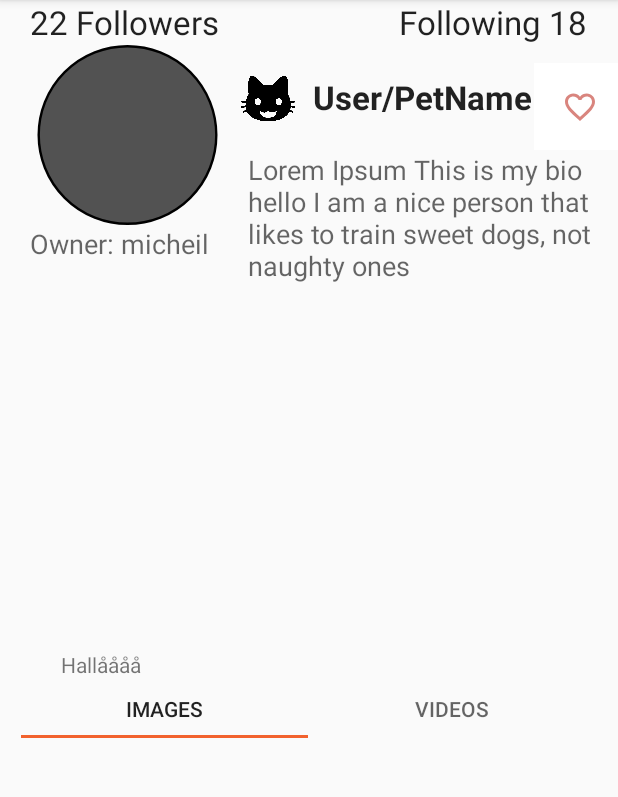
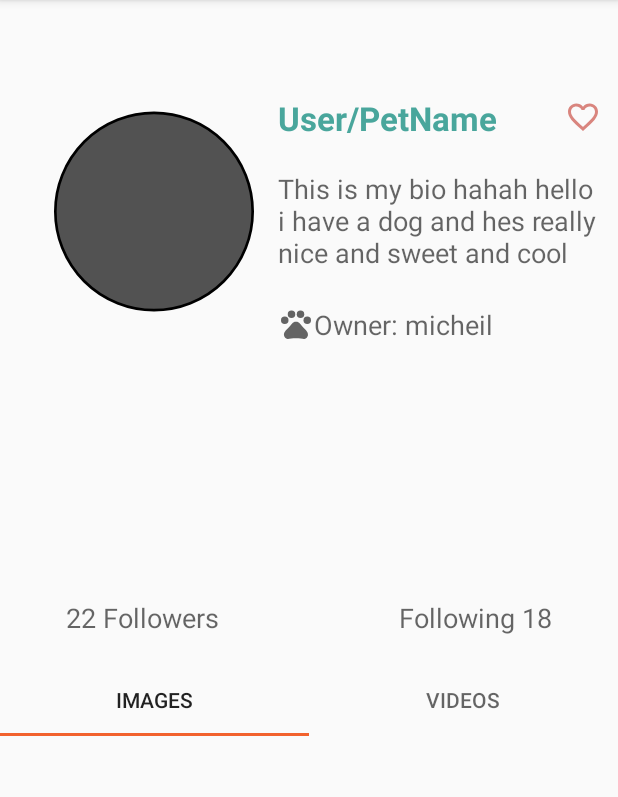
Before and after one commit to alebal14/Trixi, an Android app: the fragment MediaGridFragment shown on its own in the app's theme, on a phone screen of 412 x 824 dp, the part 84-881 px from its top. Run offline under Robolectric (Android 15) with nearby library versions, the phone set to English and light mode, and no system bars.

Commit message:
profile.. new xml again...

```diff
--- a/app/src/main/java/com/example/trixi/ui/profile/ProfileFragment.kt
+++ b/app/src/main/java/com/example/trixi/ui/profile/ProfileFragment.kt
@@ -95,7 +95,7 @@ class ProfileFragment : Fragment() {
         adapter.add(MediaItem())
         adapter.add(MediaItem())
 
-        gallery_gridView.adapter = adapter;
+        media_grid.adapter = adapter;
 
         adapter.apply {
             val gridLayoutManager = GridLayoutManager(
@@ -118,7 +118,7 @@ class ProfileFragment : Fragment() {
             //viewHolder.itemView.background = post.path
         }
 
-        override fun getLayout() : Int = R.layout.profile_media_item
+        override fun getLayout() : Int = R.layout.profile_media_thumbnail
     }
 
     private fun fetchUserPosts() {
--- a/app/src/main/res/layout/fragment_profile.xml
+++ b/app/src/main/res/layout/fragment_profile.xml
@@ -1,161 +1,114 @@
 <?xml version="1.0" encoding="utf-8"?>
-<RelativeLayout xmlns:android="http://schemas.android.com/apk/res/android"
+<androidx.constraintlayout.widget.ConstraintLayout xmlns:android="http://schemas.android.com/apk/res/android"
         xmlns:app="http://schemas.android.com/apk/res-auto"
+        xmlns:tools="http://schemas.android.com/tools"
         android:layout_width="match_parent"
-        android:layout_height="match_parent"
-        android:layout_alignParentTop="true">
+        android:layout_height="match_parent">
 
-    <RelativeLayout
-            android:id="@+id/relative_layout_1"
-            android:layout_width="wrap_content"
-            android:layout_height="wrap_content">
-
-
-        <LinearLayout
-                android:id="@+id/gallery_image_view"
-                android:layout_width="match_parent"
-                android:layout_height="match_parent"
-
-                android:orientation="vertical"
-                android:weightSum="100">
-
-            <RelativeLayout
-                    android:layout_width="match_parent"
-                    android:layout_height="270dp"
-                    android:layout_weight="40">
-
-            <RelativeLayout
-                    android:layout_width="wrap_content"
-                    android:layout_height="wrap_content">
-
-
-                <LinearLayout
+    <androidx.constraintlayout.widget.Guideline
+            android:id="@+id/mid_screen"
             android:layout_width="wrap_content"
             android:layout_height="wrap_content"
-                        android:orientation="vertical">
-
+            android:orientation="vertical"
+            app:layout_constraintGuide_percent="0.45"
+         />
 
     <ImageView
             android:id="@+id/profile_image"
-                            android:layout_width="150dp"
-                            android:layout_height="150dp"
+            android:layout_width="153dp"
+            android:layout_height="177dp"
+            android:layout_marginBottom="10dp"
+            android:contentDescription="profile image"
             android:paddingLeft="20dp"
             android:paddingTop="30dp"
-                            android:src="@drawable/ic_circle_frame">
+            android:src="@drawable/ic_circle_frame"
+            app:layout_constraintBottom_toTopOf="@+id/users_pet_list"
+            app:layout_constraintEnd_toEndOf="parent"
+            app:layout_constraintHorizontal_bias="0.062"
+            app:layout_constraintStart_toStartOf="parent"
+            app:layout_constraintTop_toTopOf="parent"
+            app:layout_constraintVertical_bias="0.451">
 
     </ImageView>
 
     <TextView
-                            android:id="@+id/owner_name"
+            android:id="@+id/profile_name"
+            android:layout_width="215dp"
+            android:layout_height="48dp"
+            android:drawablePadding="20dp"
+            android:paddingTop="20dp"
+            android:text="@string/profile_name"
+            android:textAppearance="@style/TextAppearance.AppCompat.Large"
+            android:textColor="@color/colorTeal"
+            android:textStyle="bold"
+            app:drawableEndCompat="@drawable/ic_heart_empty"
+            app:layout_constraintBottom_toBottomOf="parent"
+            app:layout_constraintEnd_toEndOf="parent"
+            app:layout_constraintHorizontal_bias="0.0"
+            app:layout_constraintStart_toStartOf="@+id/mid_screen"
+            app:layout_constraintTop_toTopOf="parent"
+            app:layout_constraintVertical_bias="0.061" />
+
+    <TextView
+            android:id="@+id/profile_bio"
+            android:layout_width="225dp"
+            android:layout_height="wrap_content"
+            android:layout_marginEnd="3dp"
+            android:paddingTop="5dp"
+            android:text="This is my bio hahah hello i have a dog and hes really nice and sweet and cool"
+            android:textAppearance="@style/TextAppearance.AppCompat.Medium"
+            app:layout_constraintBottom_toBottomOf="parent"
+            app:layout_constraintEnd_toEndOf="parent"
+            app:layout_constraintHorizontal_bias="0.0"
+            app:layout_constraintStart_toEndOf="@+id/guideline9"
+            app:layout_constraintStart_toStartOf="@+id/mid_screen"
+            app:layout_constraintTop_toBottomOf="@+id/profile_name"
+            app:layout_constraintVertical_bias="0.026" />
+
+    <androidx.constraintlayout.widget.Guideline
+            android:id="@+id/guideline9"
             android:layout_width="wrap_content"
             android:layout_height="wrap_content"
-                            android:layout_marginLeft="20dp"
-                            android:text="@string/pet_owner"
-                            android:textAppearance="@style/TextAppearance.AppCompat.Medium" />
+            android:layout_marginEnd="253dp"
+            android:layout_marginBottom="13dp"
+            android:orientation="horizontal"
+            app:layout_constraintBottom_toTopOf="@+id/users_pet_list"
+            app:layout_constraintEnd_toStartOf="@+id/profile_bio"
+            app:layout_constraintGuide_percent="0.35"
+            app:layout_constraintStart_toStartOf="parent" />
 
-                </LinearLayout>
-
+    <androidx.recyclerview.widget.RecyclerView
+            android:id="@+id/users_pet_list"
+            android:layout_width="393dp"
+            android:layout_height="81dp"
+            android:layout_marginStart="15dp"
+            android:layout_marginTop="10dp"
+            android:layout_marginEnd="5dp"
+            app:layout_constraintBottom_toBottomOf="parent"
+            app:layout_constraintEnd_toEndOf="parent"
+            app:layout_constraintHorizontal_bias="1.0"
+            app:layout_constraintStart_toStartOf="parent"
+            app:layout_constraintTop_toTopOf="parent"
+            app:layout_constraintVertical_bias="0.384"
+            app:spanCount="2"
+            tools:itemCount="3"
+            tools:layoutManager="GridLayoutManager"
+            tools:listitem="@layout/profile_user_pet" />
 
     <LinearLayout
-                        android:id="@+id/linear_layout_1"
+            android:id="@+id/linearLayout6"
             android:layout_width="match_parent"
-                        android:layout_height="104dp"
-                        android:gravity="right">
-
-
-                    <LinearLayout
-                            android:layout_width="251dp"
-                            android:layout_height="101dp"
-                            android:orientation="horizontal">
-
-
-                        <ImageView
-                                android:id="@+id/pet_icon"
-                                android:layout_width="36dp"
-                                android:layout_height="match_parent"
-                                android:contentDescription="@string/icon_of_pet_type"
-                                android:paddingTop="30dp"
-                                app:srcCompat="@drawable/cat_icon" />
-
-                        <TextView
-                                android:id="@+id/profile_name"
-                                android:layout_width="147dp"
-                                android:layout_height="45dp"
-                                android:layout_marginStart="12dp"
-                                android:layout_marginTop="50dp"
-
-                                android:text="@string/profile_name"
-                                android:textAppearance="@style/TextAppearance.AppCompat.Large"
-                                android:textStyle="bold" />
-
-                        <ImageButton
-                                android:id="@+id/heart_follow"
-                                android:layout_width="61dp"
-                                android:layout_height="58dp"
-                                android:layout_marginTop="42dp"
-                                android:background="@android:color/white"
-                                android:contentDescription="@string/heart"
-                                android:src="@drawable/ic_heart_empty" />
-
-
-                    </LinearLayout>
-
-
-                </LinearLayout>
-
-                <RelativeLayout
-                        android:layout_width="match_parent"
-                        android:layout_height="229dp">
-
-                    <TextView
-                            android:id="@+id/user_profile_bio"
-                            android:layout_width="237dp"
-                            android:layout_height="119dp"
-                            android:layout_alignParentEnd="true"
-                            android:layout_alignParentBottom="true"
-                            android:layout_centerInParent="true"
-                            android:layout_marginEnd="9dp"
-                            android:layout_marginBottom="9dp"
-                            android:text="@string/bio_text"
-                            android:textAppearance="@style/TextAppearance.AppCompat.Medium" />
-
-
-                </RelativeLayout>
-
-                <RelativeLayout
-                        android:layout_width="wrap_content"
-                        android:layout_height="wrap_content">
-                    android:layout_height="100dp"
-                    android:layout_weight="40">
-
-
-                    <LinearLayout
-                            android:layout_width="wrap_content"
-                            android:layout_height="wrap_content">
-
-                    </LinearLayout>
-                </RelativeLayout>
-
-                <TextView
-                        android:layout_width="wrap_content"
             android:layout_height="wrap_content"
-                        android:layout_alignParentEnd="true"
-                        android:layout_alignParentBottom="true"
-                        android:layout_marginEnd="318dp"
-                        android:layout_marginBottom="94dp"
-                        android:text="Hallåååå">
-
-                </TextView>
-
-            </RelativeLayout>
-
-
-                <LinearLayout
-                        android:layout_width="match_parent"
-                        android:layout_height="60dp"
+            android:layout_marginTop="20dp"
             android:gravity="center_horizontal"
             android:orientation="horizontal"
-                        android:paddingBottom="20dp">
+            android:paddingTop="20dp"
+            android:paddingBottom="10dp"
+            app:layout_constraintBottom_toTopOf="@+id/pics_videos_tab"
+            app:layout_constraintEnd_toEndOf="parent"
+            app:layout_constraintHorizontal_bias="0.0"
+            app:layout_constraintStart_toStartOf="parent"
+            app:layout_constraintTop_toBottomOf="@+id/users_pet_list">
 
         <TextView
                 android:id="@+id/profile_followers"
@@ -163,57 +116,70 @@
                 android:layout_height="wrap_content"
                 android:paddingRight="60dp"
                 android:text="@string/number_of_followers"
-                            android:textAppearance="@style/TextAppearance.AppCompat.Large" />
+                android:textAppearance="@style/TextAppearance.AppCompat.Medium" />
 
         <TextView
                 android:id="@+id/profile_following"
                 android:layout_width="wrap_content"
                 android:layout_height="wrap_content"
-                            android:paddingLeft="60dp"
+                android:paddingStart="60dp"
                 android:text="@string/number_of_following"
-                            android:textAppearance="@style/TextAppearance.AppCompat.Large" />
+                android:textAppearance="@style/TextAppearance.AppCompat.Medium" />
+
     </LinearLayout>
-
-
-            </RelativeLayout>
-
 
     <com.google.android.material.tabs.TabLayout
             android:id="@+id/pics_videos_tab"
-                    android:layout_width="383dp"
-                    android:layout_height="39dp"
-                    android:layout_gravity="center">
+            android:layout_width="match_parent"
+            android:layout_height="wrap_content"
+            android:layout_marginBottom="15dp"
+            app:layout_constraintBottom_toTopOf="@+id/media_grid"
+            app:layout_constraintEnd_toEndOf="parent"
+            app:layout_constraintHorizontal_bias="0.0"
+            app:layout_constraintStart_toStartOf="parent"
+            app:layout_constraintTop_toBottomOf="@+id/linearLayout6">
 
         <com.google.android.material.tabs.TabItem
-                        android:id="@+id/pics_tab"
+                android:id="@+id/tab_images"
                 android:layout_width="wrap_content"
                 android:layout_height="wrap_content"
-                        android:text="@string/profile_images" />
+                android:text="@string/images_tab" />
 
         <com.google.android.material.tabs.TabItem
-                        android:id="@+id/video_tab"
+                android:id="@+id/tab_videos"
                 android:layout_width="wrap_content"
                 android:layout_height="wrap_content"
-                        android:text="@string/profile_videos" />
-
+                android:text="Videos" />
     </com.google.android.material.tabs.TabLayout>
 
+    <androidx.recyclerview.widget.RecyclerView
+            android:id="@+id/media_grid"
+            android:layout_width="381dp"
+            android:layout_height="246dp"
+            app:layout_constraintBottom_toBottomOf="parent"
+            app:layout_constraintEnd_toEndOf="parent"
+            app:layout_constraintStart_toStartOf="parent"
+            app:layout_constraintTop_toBottomOf="@+id/pics_videos_tab"
+            app:layout_constraintVertical_bias="0.448"
+            tools:itemCount="20"
+            tools:layoutManager="GridLayoutManager"
+            tools:listitem="@layout/profile_media_thumbnail"
+            tools:spanCount="5" />
 
-            <androidx.recyclerview.widget.RecyclerView
-                    android:id="@+id/gallery_gridView"
-                    android:layout_width="match_parent"
-                    android:layout_height="0dp"
-                    android:layout_marginTop="1dp"
-                    android:layout_weight="40"
-                    android:gravity="center"
-                    android:horizontalSpacing="1dp"
-                    android:numColumns="5"
-                    android:stretchMode="none"
-                    android:verticalSpacing="1dp">
+    <TextView
+            android:id="@+id/owner_name"
+            android:layout_width="wrap_content"
+            android:layout_height="wrap_content"
+            android:layout_marginTop="10dp"
+            android:drawableStart="@drawable/ic_baseline_pets_24"
+            android:text="@string/pet_owner"
+            android:textAppearance="@style/TextAppearance.AppCompat.Medium"
+            app:layout_constraintBottom_toTopOf="@+id/linearLayout6"
+            app:layout_constraintEnd_toEndOf="parent"
+            app:layout_constraintHorizontal_bias="0.0"
+            app:layout_constraintStart_toStartOf="@+id/mid_screen"
+            app:layout_constraintTop_toBottomOf="@+id/profile_bio"
+            app:layout_constraintVertical_bias="0.083" />
 
-            </androidx.recyclerview.widget.RecyclerView>
 
-        </LinearLayout>
-
-    </RelativeLayout>
-</RelativeLayout>
+</androidx.constraintlayout.widget.ConstraintLayout>
--- a/app/src/main/res/layout/profile_media_item.xml
+++ /dev/null
@@ -1,28 +0,0 @@
-<?xml version="1.0" encoding="utf-8"?>
-
-<androidx.cardview.widget.CardView
-        xmlns:android="http://schemas.android.com/apk/res/android"
-        xmlns:app="http://schemas.android.com/apk/res-auto"
-        xmlns:tools="http://schemas.android.com/tools"
-        android:id="@+id/item_fancy_cardView"
-        android:layout_width="match_parent"
-        android:layout_height="100dp"
-        android:layout_margin="4dp"
-        android:foreground="?android:attr/selectableItemBackground"
-        android:clickable="true"
-        android:focusable="true"
-        app:cardCornerRadius="4dp"
-        app:cardElevation="4dp">
-
-
-    <ImageView
-            android:id="@+id/media_item"
-            android:layout_width="wrap_content"
-            android:layout_height="wrap_content"
-            android:layout_gravity="center"
-            app:layout_constraintBottom_toBottomOf="parent"
-            app:layout_constraintStart_toEndOf="parent"
-            app:layout_constraintTop_toTopOf="parent"
-            tools:srcCompat="@tools:sample/avatars" />
-
-</androidx.cardview.widget.CardView>
--- /dev/null
+++ b/app/src/main/res/layout/profile_media_thumbnail.xml
@@ -0,0 +1,7 @@
+<ImageView xmlns:android="http://schemas.android.com/apk/res/android"
+   xmlns:tools="http://schemas.android.com/tools"
+   android:id="@+id/imageView1"
+   android:layout_width="50dp"
+   android:layout_height="50dp"
+   android:layout_margin="5dp"
+   tools:src="@tools:sample/avatars" />
--- /dev/null
+++ b/app/src/main/res/layout/profile_user_pet.xml
@@ -0,0 +1,27 @@
+<?xml version="1.0" encoding="utf-8"?>
+<LinearLayout xmlns:android="http://schemas.android.com/apk/res/android"
+        xmlns:tools="http://schemas.android.com/tools"
+        android:layout_width="wrap_content"
+        android:layout_height="wrap_content"
+        android:orientation="horizontal"
+      >
+
+    <ImageView
+            android:id="@+id/profile_image"
+            android:layout_width="43dp"
+            android:layout_height="37dp"
+            android:paddingLeft="10dp"
+            android:src="@drawable/ic_circle_frame">
+
+    </ImageView>
+
+    <TextView
+            android:id="@+id/textView1"
+            android:layout_width="wrap_content"
+            android:layout_height="wrap_content"
+            android:layout_marginLeft="10dp"
+            android:layout_gravity="center"
+            android:textAppearance="@style/TextAppearance.AppCompat.Small"
+            android:textColor="@color/colorTeal"
+            tools:text="Fido" />
+</LinearLayout>
--- a/app/src/main/res/values/strings.xml
+++ b/app/src/main/res/values/strings.xml
@@ -13,4 +13,5 @@
     <string name="pet_owner">Owner: micheil</string>
     <string name="profile_videos">Videos</string>
     <string name="profile_images">Images</string>
+    <string name="images_tab">Images</string>
 </resources>
```
Lines whose indentation alone changed are shown as unchanged.
